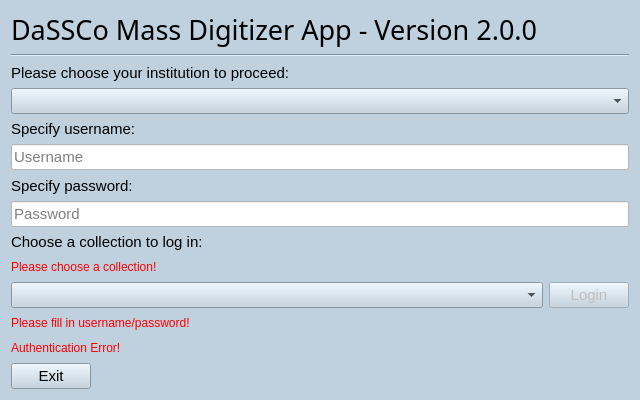
First picture: the form in MassDigitizer/ui/homescreen.ui, repository NHMDenmark/Mass-Digitizer, before the edit.
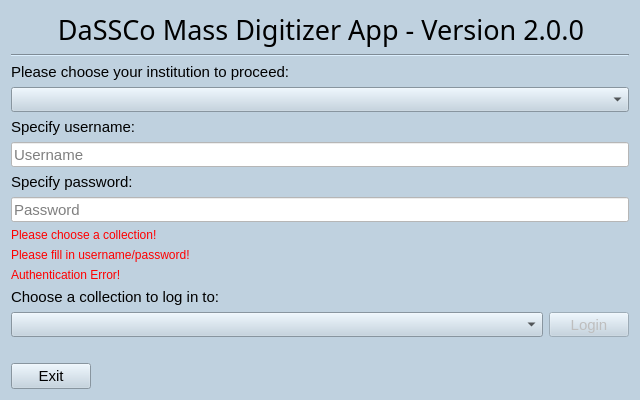
Second picture: the form after the edit.

Commit message: Tweaks and improvements to home screen

The edit to the form file:
```diff
--- a/MassDigitizer/ui/homescreen.ui
+++ b/MassDigitizer/ui/homescreen.ui
@@ -59,7 +59,7 @@
       <string>DaSSCo Mass Digitizer App - Version 2.0.0</string>
      </property>
      <property name="alignment">
-      <set>Qt::AlignmentFlag::AlignLeading</set>
+      <set>Qt::AlignmentFlag::AlignCenter</set>
      </property>
     </widget>
    </item>
@@ -74,6 +74,8 @@
     </widget>
    </item>
    <item>
+    <layout class="QVBoxLayout" name="verticalLayout_2">
+     <item>
     <widget class="QLabel" name="lblSelectInstitution">
      <property name="sizePolicy">
       <sizepolicy hsizetype="Fixed" vsizetype="Preferred">
@@ -96,6 +98,9 @@
      <property name="text">
       <string>Please choose your institution to proceed:</string>
      </property>
+       <property name="alignment">
+        <set>Qt::AlignmentFlag::AlignBottom|Qt::AlignmentFlag::AlignLeading|Qt::AlignmentFlag::AlignLeft</set>
+       </property>
     </widget>
    </item>
    <item>
@@ -111,6 +116,10 @@
      </property>
     </widget>
    </item>
+    </layout>
+   </item>
+   <item>
+    <layout class="QVBoxLayout" name="verticalLayout_4">
    <item>
     <widget class="QLabel" name="lblUsername">
      <property name="font">
@@ -122,6 +131,9 @@
      <property name="text">
       <string>Specify username:</string>
      </property>
+       <property name="alignment">
+        <set>Qt::AlignmentFlag::AlignBottom|Qt::AlignmentFlag::AlignLeading|Qt::AlignmentFlag::AlignLeft</set>
+       </property>
     </widget>
    </item>
    <item>
@@ -137,6 +149,10 @@
      </property>
     </widget>
    </item>
+    </layout>
+   </item>
+   <item>
+    <layout class="QVBoxLayout" name="verticalLayout_7">
    <item>
     <widget class="QLabel" name="lblPassword">
      <property name="font">
@@ -148,6 +164,9 @@
      <property name="text">
       <string>Specify password:</string>
      </property>
+       <property name="alignment">
+        <set>Qt::AlignmentFlag::AlignBottom|Qt::AlignmentFlag::AlignLeading|Qt::AlignmentFlag::AlignLeft</set>
+       </property>
     </widget>
    </item>
    <item>
@@ -166,18 +185,7 @@
      </property>
     </widget>
    </item>
-   <item>
-    <widget class="QLabel" name="lblSelectCollection">
-     <property name="font">
-      <font>
-       <family>Arial</family>
-       <pointsize>11</pointsize>
-      </font>
-     </property>
-     <property name="text">
-      <string>Choose a collection to log in:</string>
-     </property>
-    </widget>
+    </layout>
    </item>
    <item>
     <widget class="QLabel" name="lblCollError">
@@ -193,6 +201,50 @@
     </widget>
    </item>
    <item>
+    <widget class="QLabel" name="lblIncomplete">
+     <property name="visible">
+      <bool>false</bool>
+     </property>
+     <property name="styleSheet">
+      <string>color: red;</string>
+     </property>
+     <property name="text">
+      <string>Please fill in username/password!</string>
+     </property>
+    </widget>
+   </item>
+   <item>
+    <widget class="QLabel" name="lblAuthError">
+     <property name="visible">
+      <bool>false</bool>
+     </property>
+     <property name="styleSheet">
+      <string>color: red;</string>
+     </property>
+     <property name="text">
+      <string>Authentication Error!</string>
+     </property>
+    </widget>
+   </item>
+   <item>
+    <layout class="QVBoxLayout" name="verticalLayout_8">
+     <item>
+      <widget class="QLabel" name="lblSelectCollection">
+       <property name="font">
+        <font>
+         <family>Arial</family>
+         <pointsize>11</pointsize>
+        </font>
+       </property>
+       <property name="text">
+        <string>Choose a collection to log in to:</string>
+       </property>
+       <property name="alignment">
+        <set>Qt::AlignmentFlag::AlignBottom|Qt::AlignmentFlag::AlignLeading|Qt::AlignmentFlag::AlignLeft</set>
+       </property>
+      </widget>
+     </item>
+     <item>
     <layout class="QHBoxLayout" name="horizontalLayout_2">
      <item>
       <widget class="QComboBox" name="lstSelectCollection">
@@ -231,31 +283,23 @@
      </item>
     </layout>
    </item>
-   <item>
-    <widget class="QLabel" name="lblIncomplete">
-     <property name="visible">
-      <bool>false</bool>
-     </property>
-     <property name="styleSheet">
-      <string>color: red;</string>
-     </property>
-     <property name="text">
-      <string>Please fill in username/password!</string>
-     </property>
-    </widget>
+    </layout>
    </item>
    <item>
-    <widget class="QLabel" name="lblAuthError">
-     <property name="visible">
-      <bool>false</bool>
+    <spacer name="verticalSpacer">
+     <property name="orientation">
+      <enum>Qt::Orientation::Vertical</enum>
      </property>
-     <property name="styleSheet">
-      <string>color: red;</string>
+     <property name="sizeType">
+      <enum>QSizePolicy::Policy::Fixed</enum>
      </property>
-     <property name="text">
-      <string>Authentication Error!</string>
+     <property name="sizeHint" stdset="0">
+      <size>
+       <width>20</width>
+       <height>20</height>
+      </size>
      </property>
-    </widget>
+    </spacer>
    </item>
    <item>
     <widget class="QPushButton" name="btnExit">
```
Lines whose indentation alone changed are shown as unchanged. The commit also changes 3 other files.
